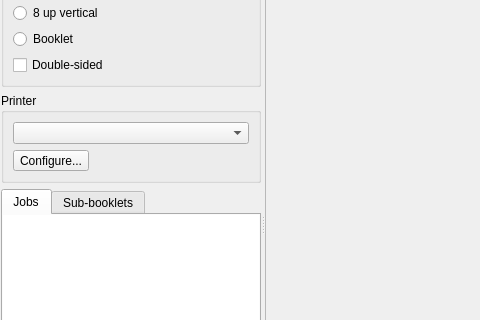
Before: the Qt Designer form gui/mainwindow.ui in Boomaga/boomaga, drawn with Qt 5; both pictures show x 0 to 480 and y 204 to 524 of the 1188 by 830 pixel window.
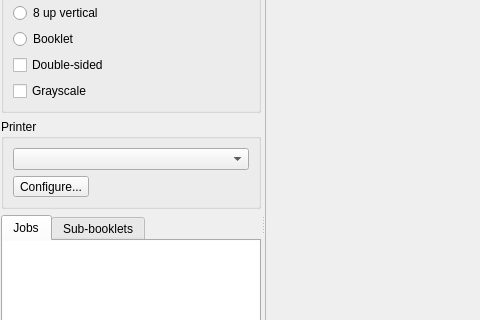
After: the same form once the commit is applied. Custom widgets are drawn as their Qt base class.

Commit message: Add grayscale printing option

What changed in the file:
```diff
--- a/gui/mainwindow.ui
+++ b/gui/mainwindow.ui
@@ -117,6 +117,16 @@
              </property>
             </widget>
            </item>
+           <item>
+            <widget class="QCheckBox" name="grayscaleCbx">
+             <property name="toolTip">
+              <string comment="MainForm::Grayscale checkbox tooltip">Print in grayscale</string>
+             </property>
+             <property name="text">
+              <string comment="MainForm::Grayscale checkbox">Grayscale</string>
+             </property>
+            </widget>
+           </item>
           </layout>
          </widget>
         </item>
```
The commit also changes 5 other files.
